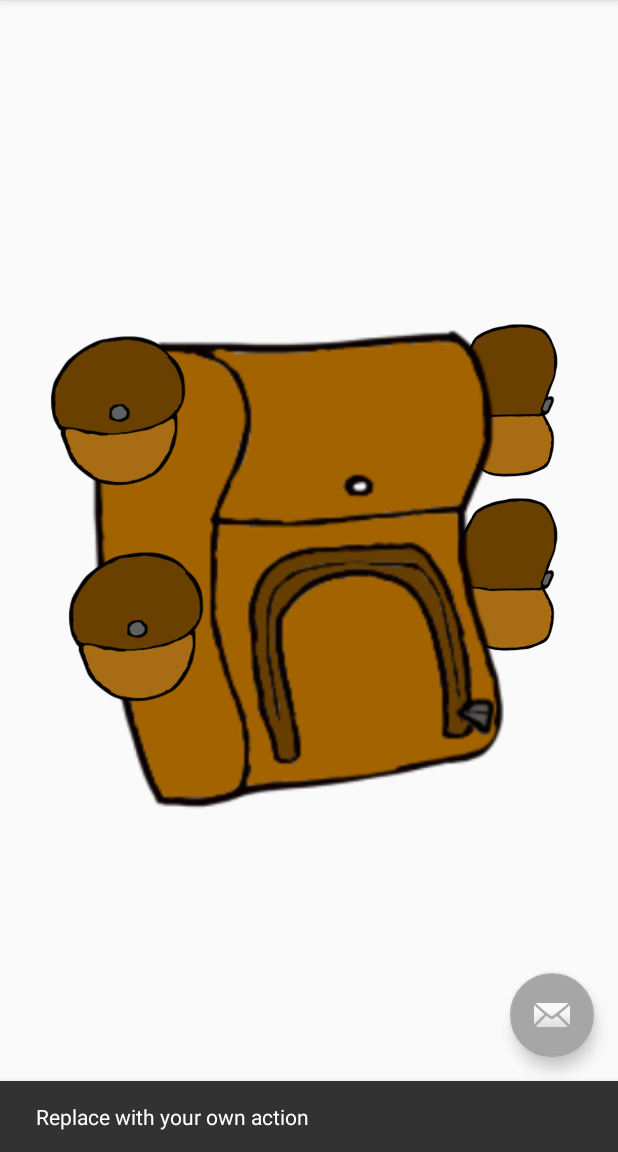
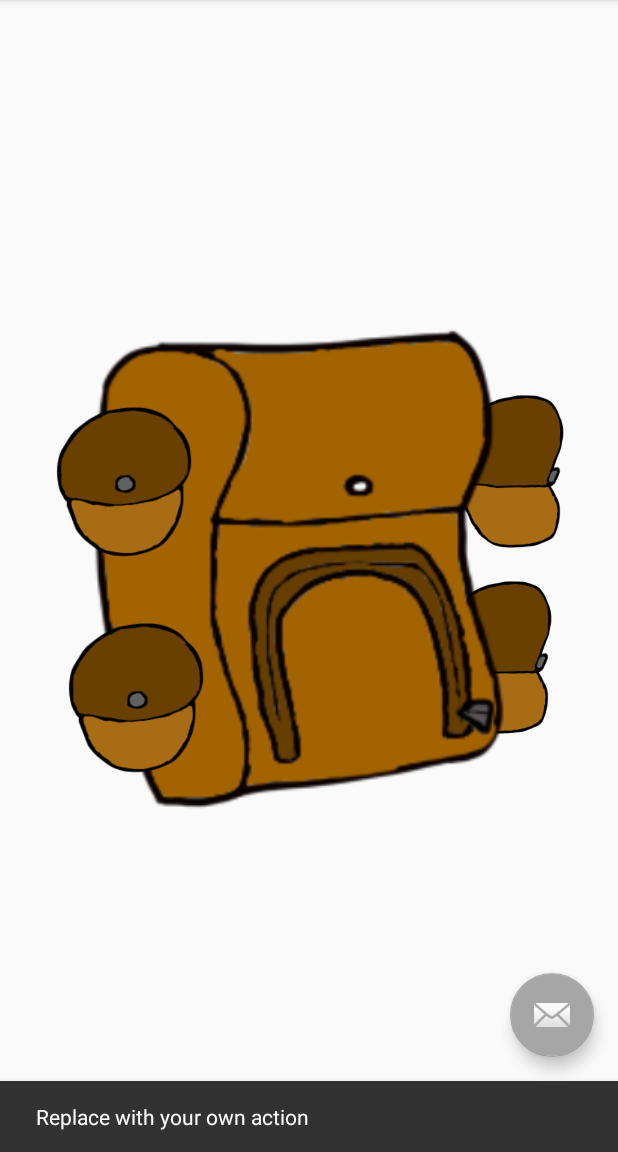
Before and after one commit to geoman362/cs441-proj5, an Android app: the screen it shows after launch (MainActivity), after a tap on an icon or button, on a phone screen of 412 x 824 dp, the part 84-1236 px from its top. Run offline under Robolectric (Android 15) with nearby library versions, the phone set to English and light mode, and no system bars.

Commit message:
Last commit for a little bit

```diff
--- a/Pouch/app/src/main/java/com/example/pouch/AddItem.java
+++ b/Pouch/app/src/main/java/com/example/pouch/AddItem.java
@@ -21,6 +21,7 @@ public class AddItem extends AppCompatActivity {
         setContentView(R.layout.activity_add_item);
 
         ep = new EquipmentParser(this);
+        ep.printEquipment();
         ArrayList<String> items = ep.getItems(); //returns list of all items
         itemAdapter = new ArrayAdapter<>(this, R.layout.support_simple_spinner_dropdown_item, items);
         addItem = findViewById(R.id.spinnerItems);
@@ -35,6 +36,7 @@ public class AddItem extends AppCompatActivity {
             int addID = ep.getID(item);
             Log.i("Add ID", Integer.toString(addID));
             intent.putExtra("new item", addID);
+            startActivity(intent);
             }
         });
     }
--- a/Pouch/app/src/main/java/com/example/pouch/MainActivity.java
+++ b/Pouch/app/src/main/java/com/example/pouch/MainActivity.java
@@ -1,8 +1,10 @@
 package com.example.pouch;
 
+import android.content.Intent;
 import android.os.Bundle;
 import android.support.design.widget.FloatingActionButton;
 import android.support.design.widget.Snackbar;
+import android.util.Log;
 import android.view.View;
 import android.support.design.widget.NavigationView;
 import android.support.v4.view.GravityCompat;
@@ -12,6 +14,7 @@ import android.support.v7.app.AppCompatActivity;
 import android.support.v7.widget.Toolbar;
 import android.view.Menu;
 import android.view.MenuItem;
+import android.widget.Button;
 
 public class MainActivity extends AppCompatActivity
         implements NavigationView.OnNavigationItemSelectedListener {
@@ -41,9 +44,15 @@ public class MainActivity extends AppCompatActivity
         NavigationView navigationView = (NavigationView) findViewById(R.id.nav_view);
         navigationView.setNavigationItemSelectedListener(this);
 
-        //Insert this code where Equipment parser is needed
-        EquipmentParser ep = new EquipmentParser(this);
-        ep.printEquipment(); //prints equipment in the list
+        Button topMid = findViewById(R.id.topmid_butt);
+        topMid.setOnClickListener(new View.OnClickListener() {
+            @Override
+            public void onClick(View view) {
+                Log.i("Important", "Boop");
+                Intent intent = new Intent(MainActivity.this, Grid.class); // change when classes made
+                startActivity(intent);
+            }
+        });
     }
 
     @Override
--- a/Pouch/app/src/main/res/layout/content_grid.xml
+++ b/Pouch/app/src/main/res/layout/content_grid.xml
@@ -36,7 +36,7 @@
         android:id="@+id/imageView5"
         android:layout_width="72dp"
         android:layout_height="69dp"
-        android:layout_marginLeft="84dp"
+        android:layout_marginLeft="275dp"
         android:layout_marginTop="3dp"
         android:background="@color/colorPrimaryDark"
         android:padding="3dp"
@@ -72,7 +72,7 @@
         android:id="@+id/imageView3"
         android:layout_width="72dp"
         android:layout_height="69dp"
-        android:layout_marginLeft="84dp"
+        android:layout_marginLeft="275dp"
         android:layout_marginTop="3dp"
         android:background="@color/colorPrimaryDark"
         android:padding="3dp"
@@ -108,7 +108,7 @@
         android:id="@+id/imageView10"
         android:layout_width="72dp"
         android:layout_height="69dp"
-        android:layout_marginLeft="84dp"
+        android:layout_marginLeft="275dp"
         android:layout_marginTop="220dp"
         android:background="@color/colorPrimaryDark"
         android:padding="3dp"
--- a/Pouch/app/src/main/res/layout/content_main.xml
+++ b/Pouch/app/src/main/res/layout/content_main.xml
@@ -12,20 +12,19 @@
         android:id="@+id/topright_pouch"
         android:layout_width="148dp"
         android:layout_height="108dp"
-        android:layout_marginLeft="180dp"
-        android:layout_marginTop="212dp"
+        android:layout_marginLeft="184dp"
         app:layout_constraintLeft_toLeftOf="@+id/body_pack"
-        app:layout_constraintTop_toTopOf="parent"
+        app:layout_constraintTop_toTopOf="@+id/body_pack"
         app:srcCompat="@drawable/pouch_pocket_r" />
 
     <ImageView
         android:id="@+id/botright_pouch2"
         android:layout_width="148dp"
         android:layout_height="108dp"
-        android:layout_marginLeft="180dp"
-        android:layout_marginTop="328dp"
+        android:layout_marginLeft="176dp"
+        android:layout_marginTop="124dp"
         app:layout_constraintLeft_toLeftOf="@+id/body_pack"
-        app:layout_constraintTop_toTopOf="parent"
+        app:layout_constraintTop_toTopOf="@+id/topright_pouch"
         app:srcCompat="@drawable/pouch_pocket_r" />
 
     <ImageView
@@ -44,10 +43,9 @@
         android:id="@+id/topleft_pouch"
         android:layout_width="151dp"
         android:layout_height="144dp"
-        android:layout_marginTop="212dp"
-        android:layout_marginRight="176dp"
+        android:layout_marginRight="172dp"
         app:layout_constraintRight_toRightOf="@+id/body_pack"
-        app:layout_constraintTop_toTopOf="parent"
+        app:layout_constraintTop_toTopOf="@+id/body_pack"
         app:srcCompat="@drawable/pouch_pocket" />
 
     <ImageView
@@ -86,8 +84,7 @@
         android:layout_width="116dp"
         android:layout_height="79dp"
         android:layout_marginLeft="96dp"
-        android:text="Button"
-        android:visibility="invisible"
+        android:background="@android:color/transparent"
         app:layout_constraintLeft_toLeftOf="@+id/body_pack"
         app:layout_constraintTop_toTopOf="@+id/body_pack" />
 
```
